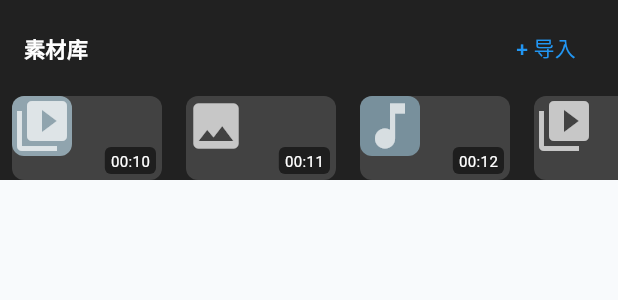
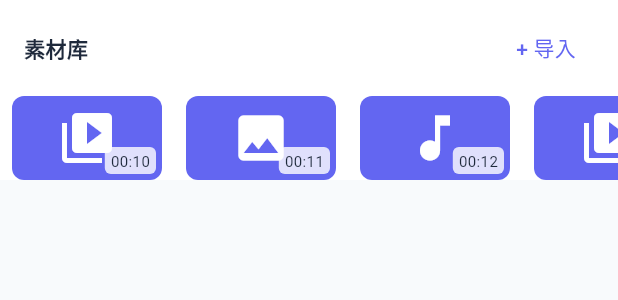
Before and after one commit to zhxs-repo/LiteWork, a Flutter app: the MediaPickerPanel widget shown alone on an empty page, opened directly, on a phone screen of 412 x 824 dp. Shown: the top 300 px of the screen. Run offline on Flutter 3.47's test engine with Material 3 defaults, Android fonts, the phone set to English and light mode, and no system bars; our stand-ins replace chewie, connectivity_plus, flutter_secure_storage, get_it, go_router, hive and 3 more; missing offline and left inert: dart_quill_delta, ffmpeg_kit_flutter, flutter_quill; accounts and stored records are empty.

Commit message:
refactor: P3 性能与代码质量优化
- post_editor_screen: 拆分为 buildAppBar/buildBody/buildBottomBar 等小方法
  移除不必要的 ChangeNotifierProvider.value 包裹
  固定 FocusNode/ScrollController 生命周期管理
- post_list_screen: 提取 _EmptyDraftsView/_DraftsList/_DraftCard 组件
  缩小 Consumer 包裹范围
- video_editor_screen: 提取 _ErrorView 组件
  将 AppBar 操作抽为独立方法
- editor_toolbar/media_picker_panel/preview_player/timeline_view:
  移除硬编码暗色，改用 Theme.of(context).colorScheme 适配主题
- timeline_view: _RulerPainter 支持动态颜色

```diff
--- a/lib/features/video_editor/presentation/widgets/media_picker_panel.dart
+++ b/lib/features/video_editor/presentation/widgets/media_picker_panel.dart
@@ -5,51 +5,40 @@ class MediaPickerPanel extends StatelessWidget {
 
   @override
   Widget build(BuildContext context) {
+    final cs = Theme.of(context).colorScheme;
     return Container(
       height: 120,
-      color: Colors.grey[900],
+      color: cs.surfaceContainerHighest,
       child: Column(
         children: [
-          // 标题栏
-          Container(
-            padding: EdgeInsets.symmetric(horizontal: 16, vertical: 8),
+          Padding(
+            padding: const EdgeInsets.symmetric(horizontal: 16, vertical: 8),
             child: Row(
               mainAxisAlignment: MainAxisAlignment.spaceBetween,
               children: [
                 Text(
                   '素材库',
-                  style: TextStyle(color: Colors.white, fontWeight: FontWeight.bold),
+                  style: TextStyle(
+                    color: cs.onSurface,
+                    fontWeight: FontWeight.bold,
+                  ),
                 ),
                 TextButton(
-                  onPressed: () async {
-                    // 打开系统相册选择器
-                    // 注意：实际项目中需要添加 image_picker 依赖
-                    // final picker = ImagePicker();
-                    // final pickedFile = await picker.pickImage(source: ImageSource.gallery);
-                    // if (pickedFile != null) {
-                    //   viewModel.addMedia(pickedFile.path);
-                    // }
-
+                  onPressed: () {
                     ScaffoldMessenger.of(context).showSnackBar(
                       const SnackBar(content: Text('请选择要导入的图片或视频')),
                     );
                   },
-                  child: const Text(
-                    '+ 导入',
-                    style: TextStyle(color: Colors.blue),
-                  ),
+                  child: Text('+ 导入', style: TextStyle(color: cs.primary)),
                 ),
               ],
             ),
           ),
-          // 素材列表
           Expanded(
             child: ListView.builder(
               scrollDirection: Axis.horizontal,
               itemCount: 5,
-              itemBuilder: (context, index) {
-                return _MediaThumbnail(index: index);
-              },
+              itemBuilder: (context, index) => _MediaThumbnail(index: index),
             ),
           ),
         ],
@@ -60,16 +49,16 @@ class MediaPickerPanel extends StatelessWidget {
 
 class _MediaThumbnail extends StatelessWidget {
   final int index;
-
-  const _MediaThumbnail({Key? key, required this.index}) : super(key: key);
+  const _MediaThumbnail({required this.index});
 
   @override
   Widget build(BuildContext context) {
+    final cs = Theme.of(context).colorScheme;
     return Container(
       width: 100,
-      margin: EdgeInsets.symmetric(horizontal: 8),
+      margin: const EdgeInsets.symmetric(horizontal: 8),
       decoration: BoxDecoration(
-        color: Colors.grey[800],
+        color: cs.surfaceContainerHigh,
         borderRadius: BorderRadius.circular(8),
       ),
       child: Stack(
@@ -77,11 +66,15 @@ class _MediaThumbnail extends StatelessWidget {
           ClipRRect(
             borderRadius: BorderRadius.circular(8),
             child: Container(
-              color: Colors.blueGrey[300 + (index * 50) % 400],
-              child: Icon(
-                index % 3 == 0 ? Icons.video_library : (index % 3 == 1 ? Icons.image : Icons.music_note),
-                size: 40,
-                color: Colors.white70,
+              color: cs.primaryContainer,
+              child: Center(
+                child: Icon(
+                  index % 3 == 0
+                      ? Icons.video_library
+                      : (index % 3 == 1 ? Icons.image : Icons.music_note),
+                  size: 40,
+                  color: cs.onPrimaryContainer,
+                ),
               ),
             ),
           ),
@@ -89,14 +82,14 @@ class _MediaThumbnail extends StatelessWidget {
             right: 4,
             bottom: 4,
             child: Container(
-              padding: EdgeInsets.symmetric(horizontal: 4, vertical: 2),
+              padding: const EdgeInsets.symmetric(horizontal: 4, vertical: 2),
               decoration: BoxDecoration(
-                color: Colors.black54,
+                color: cs.surface.withValues(alpha: 0.8),
                 borderRadius: BorderRadius.circular(4),
               ),
               child: Text(
                 '00:${10 + index}',
-                style: TextStyle(color: Colors.white, fontSize: 10),
+                style: TextStyle(color: cs.onSurface, fontSize: 10),
               ),
             ),
           ),
```
Also changed, not shown: lib/features/publisher/presentation/screens/post_editor_screen.dart (+92 -79 lines), lib/features/publisher/presentation/screens/post_list_screen.dart (+70 -87 lines), lib/features/video_editor/presentation/screens/video_editor_screen.dart (+57 -53 lines), lib/features/video_editor/presentation/widgets/editor_toolbar.dart (+7 -9 lines), lib/features/video_editor/presentation/widgets/preview_player.dart (+9 -10 lines), lib/features/video_editor/presentation/widgets/timeline_view.dart (+24 -29 lines).
